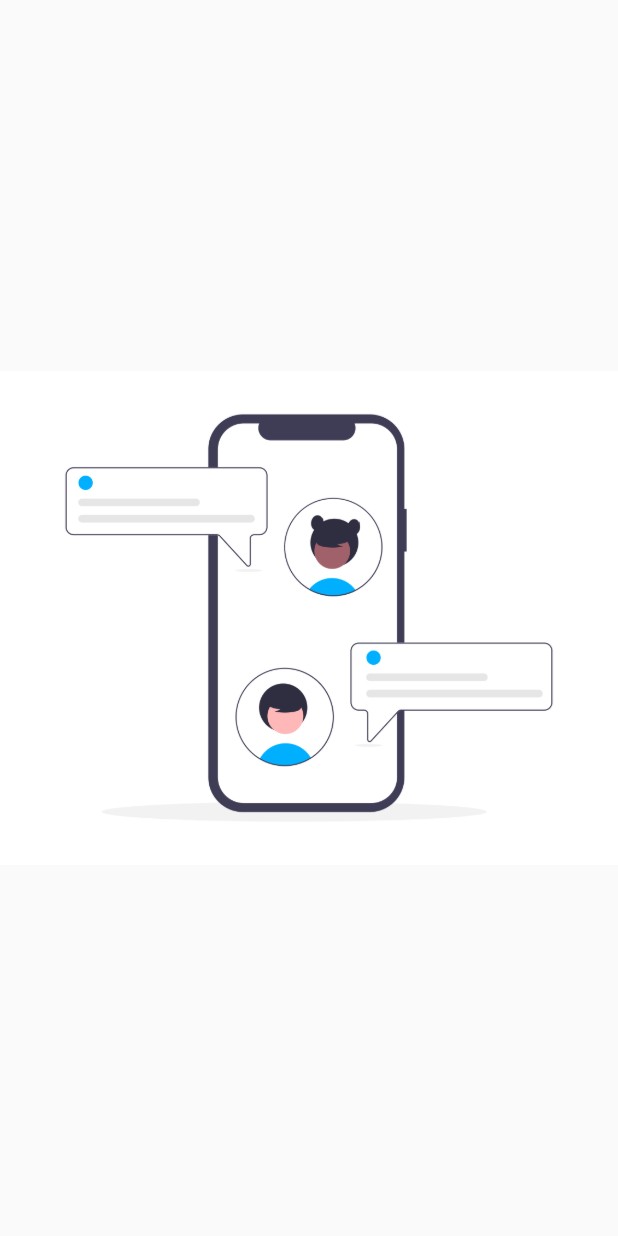
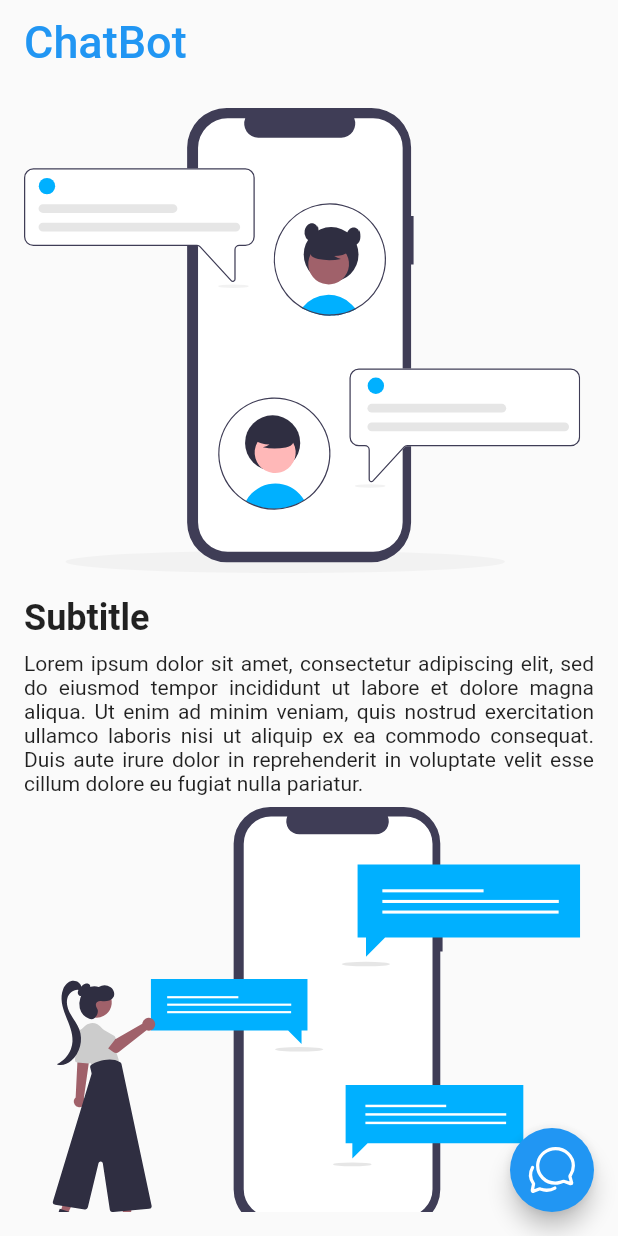
Before and after one commit to antonio-carrizosa/chat-bot, a Flutter app: the screen it shows after launch, on a phone screen of 412 x 824 dp. Run offline on Flutter 3.47's test engine with Material 2 defaults, Android fonts, the phone set to English and light mode, and no system bars; our stand-ins replace flutter_svg, ionicons.

Commit message:
UI Design in progress

```diff
--- a/lib/main.dart
+++ b/lib/main.dart
@@ -1,3 +1,5 @@
+import 'package:chat_bot/presentation/home_screen.dart';
+import 'package:chat_bot/router.dart';
 import 'package:flutter/material.dart';
 
 void main() {
@@ -9,14 +11,13 @@ class MyApp extends StatelessWidget {
   @override
   Widget build(BuildContext context) {
     return MaterialApp(
+      debugShowCheckedModeBanner: false,
       title: 'ChatBot',
       theme: ThemeData(
         primarySwatch: Colors.blue,
       ),
-      home: Scaffold(
-        body: Center(
-            child: Image.asset("assets/png/undraw_Chatting_re_j55r.png")),
-      ),
+      initialRoute: HomeScreen.routeName,
+      onGenerateRoute: onGenerateRoute,
     );
   }
 }
--- /dev/null
+++ b/lib/presentation/home_screen.dart
@@ -0,0 +1,75 @@
+import 'package:chat_bot/presentation/chat/chat_screen.dart';
+import 'package:flutter/material.dart';
+import 'package:flutter_svg/flutter_svg.dart';
+import 'package:ionicons/ionicons.dart';
+
+class HomeScreen extends StatelessWidget {
+  static const String routeName = "/";
+
+  const HomeScreen({Key? key}) : super(key: key);
+
+  @override
+  Widget build(BuildContext context) {
+    return Scaffold(
+      appBar: AppBar(
+        backgroundColor: Colors.transparent,
+        elevation: 0,
+        centerTitle: false,
+        title: Text(
+          'ChatBot',
+          style: TextStyle(
+            color: Theme.of(context).primaryColor,
+            fontSize: 30,
+          ),
+        ),
+      ),
+      body: SafeArea(
+        child: Padding(
+          padding: const EdgeInsets.all(16.0),
+          child: SingleChildScrollView(
+            physics: BouncingScrollPhysics(),
+            child: Column(
+              crossAxisAlignment: CrossAxisAlignment.start,
+              children: [
+                SvgPicture.asset(
+                  "assets/svg/undraw_chatting_re_j55r.svg",
+                  width: MediaQuery.of(context).size.width * 0.9,
+                  fit: BoxFit.contain,
+                ),
+                const SizedBox(height: 16),
+                Text(
+                  "Subtitle",
+                  style: TextStyle(fontWeight: FontWeight.bold, fontSize: 24),
+                ),
+                const SizedBox(height: 8),
+                Text(
+                  "Lorem ipsum dolor sit amet, consectetur adipiscing elit, sed do eiusmod tempor incididunt ut labore et dolore magna aliqua. Ut enim ad minim veniam, quis nostrud exercitation ullamco laboris nisi ut aliquip ex ea commodo consequat. Duis aute irure dolor in reprehenderit in voluptate velit esse cillum dolore eu fugiat nulla pariatur.",
+                  textAlign: TextAlign.justify,
+                ),
+                const SizedBox(height: 8),
+                SvgPicture.asset(
+                  "assets/svg/undraw_share_opinion_re_4qk7.svg",
+                  width: MediaQuery.of(context).size.width * 0.9,
+                  fit: BoxFit.contain,
+                ),
+                const SizedBox(height: 8),
+                Text(
+                  "Lorem ipsum dolor sit amet, consectetur adipiscing elit, sed do eiusmod tempor incididunt ut labore et dolore magna aliqua. Ut enim ad minim veniam, quis nostrud exercitation ullamco laboris nisi ut aliquip ex ea commodo consequat. Duis aute irure dolor in reprehenderit in voluptate velit esse cillum dolore eu fugiat nulla pariatur.",
+                  textAlign: TextAlign.justify,
+                ),
+              ],
+            ),
+          ),
+        ),
+      ),
+      floatingActionButton: FloatingActionButton(
+        onPressed: () => Navigator.pushNamed(context, ChatScreen.routeName),
+        isExtended: true,
+        child: Padding(
+          padding: const EdgeInsets.all(8.0),
+          child: Icon(Ionicons.chatbubbles_outline, size: 35),
+        ),
+      ),
+    );
+  }
+}
--- /dev/null
+++ b/lib/router.dart
@@ -0,0 +1,29 @@
+import 'package:chat_bot/presentation/chat/chat_screen.dart';
+import 'package:chat_bot/presentation/common/error_page_screen.dart';
+import 'package:flutter/material.dart';
+
+import 'presentation/home_screen.dart';
+
+Route<dynamic>? onGenerateRoute(RouteSettings settings) {
+  switch (settings.name) {
+    case HomeScreen.routeName:
+      return MaterialPageRoute(builder: (_) => HomeScreen());
+    case ChatScreen.routeName:
+      return PageRouteBuilder(
+        pageBuilder: (context, animation, secondaryAnimation) {
+          final curve =
+              CurvedAnimation(parent: animation, curve: Curves.easeIn);
+
+          return SlideTransition(
+            position: Tween<Offset>(begin: Offset(0, 1), end: Offset(0, 0))
+                .animate(curve),
+            child: ChatScreen(),
+          );
+        },
+      );
+    default:
+      return MaterialPageRoute(
+        builder: (_) => ErrorPageScreen(route: settings.name ?? 'undefined'),
+      );
+  }
+}
--- a/pubspec.yaml
+++ b/pubspec.yaml
@@ -28,6 +28,8 @@ dependencies:
   # The following adds the Cupertino Icons font to your application.
   # Use with the CupertinoIcons class for iOS style icons.
   cupertino_icons: ^1.0.2
+  flutter_svg: ^0.22.0
+  ionicons: ^0.1.2
 
 dev_dependencies:
   flutter_test:
```
Also changed, not shown: lib/presentation/chat/chat_screen.dart (added, +62 -0 lines), lib/presentation/chat/widgets/message_builder.dart (added, +71 -0 lines), lib/presentation/chat/widgets/message_item.dart (added, +56 -0 lines), lib/presentation/chat/widgets/message_list.dart (added, +29 -0 lines), lib/presentation/common/error_page_screen.dart (added, +36 -0 lines), assets/svg/undraw_share_opinion_re_4qk7.svg (added), pubspec.lock.
